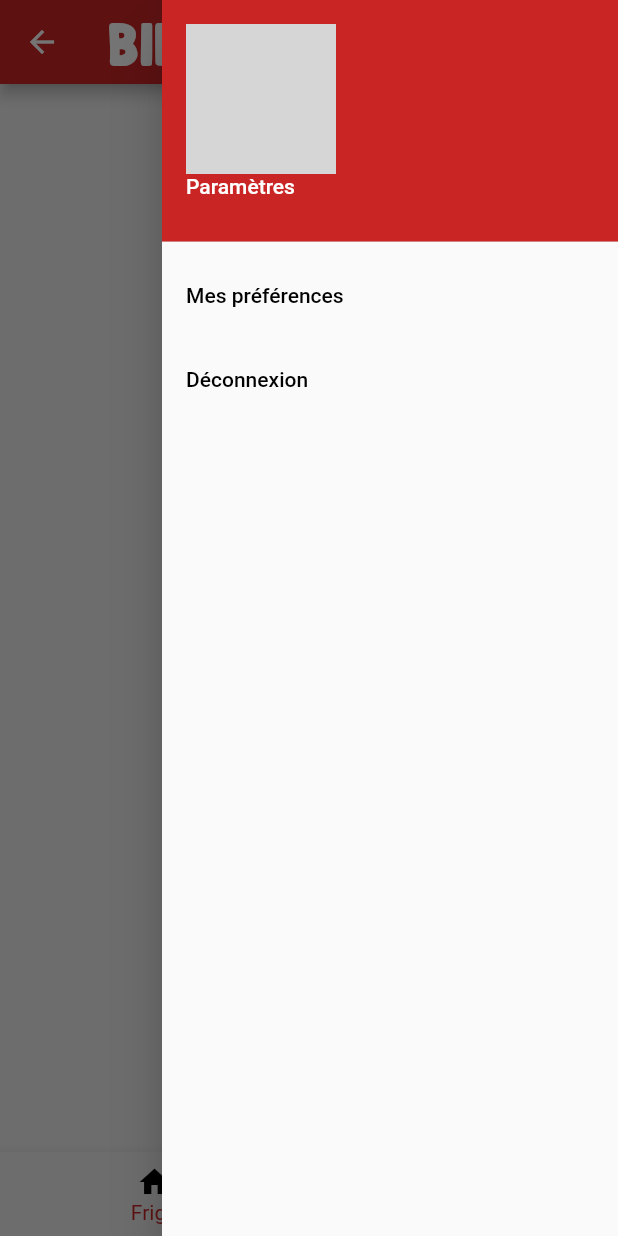
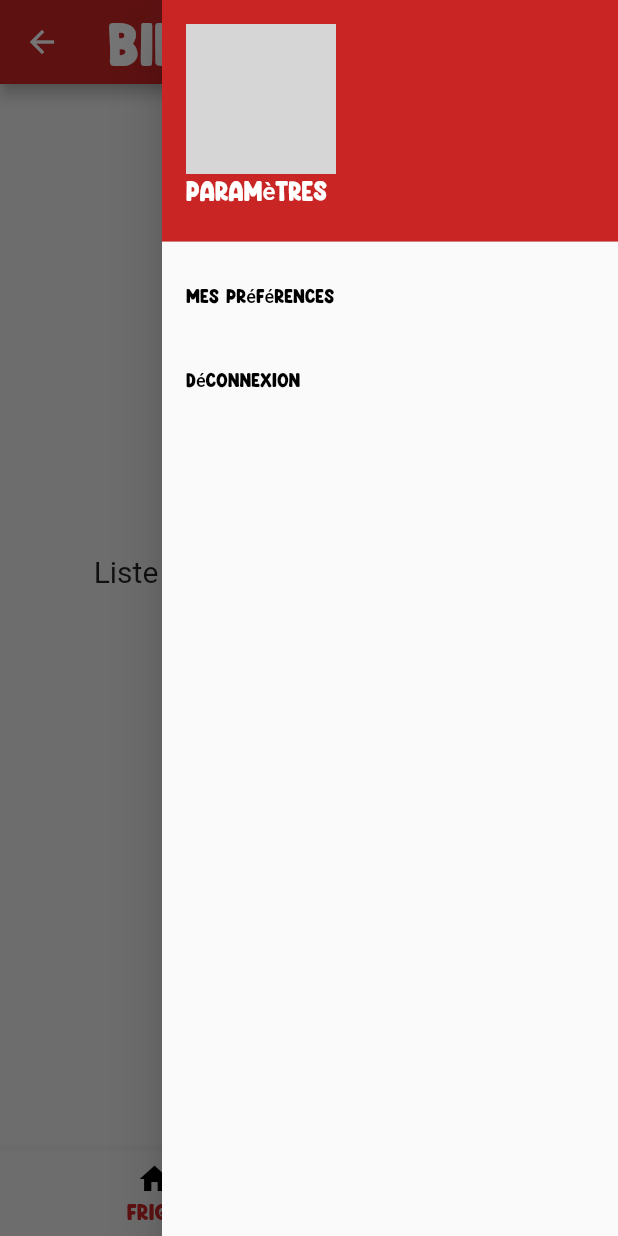
Before and after one commit to Anthony5997/flutter_whats_for_dinner, a Flutter app: the SessionNavigator screen opened by its route, with the side drawer open, on a phone screen of 412 x 824 dp. Run offline on Flutter 3.47's test engine with Material 2 defaults, Android fonts, the light colour scheme and no system bars; our stand-ins replace bloc, equatable, flutter_bloc, flutter_form_builder, form_builder_validators, shared_preferences; accounts and stored records are empty; network calls fail; Roboto replaces fonts that are missing (FruitPunch); grey boxes are pictures that could not be loaded.

Commit message:
Ajout d'éléments au thème

```diff
--- a/lib/Session/services/session_navigator.dart
+++ b/lib/Session/services/session_navigator.dart
@@ -34,9 +34,13 @@ class SessionNavigator extends StatelessWidget {
                     'assets/images/Logo-genial.png',
                     height: 100,
                   ),
-                  Text(
+                  const Text(
                     'Paramètres',
-                    style: TextStyle(color: Colors.white),
+                    style: TextStyle(
+                      color: Colors.white,
+                      fontFamily: "LemonDays",
+                      fontSize: 16,
+                    ),
                   ),
                 ],
               ),
@@ -44,14 +48,22 @@ class SessionNavigator extends StatelessWidget {
             ListTile(
               title: const Text(
                 'Mes préférences',
-                style: TextStyle(color: Colors.black),
+                style: TextStyle(
+                  color: Colors.black,
+                  fontFamily: "LemonDays",
+                  fontSize: 12,
+                ),
               ),
               onTap: () {},
             ),
             ListTile(
               title: const Text(
                 'Déconnexion',
-                style: TextStyle(color: Colors.black),
+                style: TextStyle(
+                  color: Colors.black,
+                  fontFamily: "LemonDays",
+                  fontSize: 12,
+                ),
               ),
               onTap: () {
                 context.read<AuthenticationBloc>().add(LogoutEvent());
@@ -62,7 +74,7 @@ class SessionNavigator extends StatelessWidget {
       ),
       body: BlocProvider<SessionBloc>(
         create: (context) =>
-            SessionBloc()..add(SessionPageSelectedEvent(index: 0)),
+            SessionBloc()..add(SessionPageSelectedEvent(index: 1)),
         child: BlocBuilder<SessionBloc, SessionState>(
           builder: (context, state) {
             print("=================");
--- a/lib/authentication/authentication_bloc.dart
+++ b/lib/authentication/authentication_bloc.dart
@@ -18,9 +18,9 @@ class AuthenticationBloc
   // User user = User(id: "", nickname: "", email: "", password: "");
 
   AuthenticationBloc() : super(AutoConnexionAttemptState()) {
-    on<AutoConnexionAttemptEvent>((event, emit) {
+    on<AutoConnexionAttemptEvent>((event, emit) async {
       // emit(ConnexionLoadingState());
-      authenticationRepository.attemptAutoLogin(emit);
+      await authenticationRepository.attemptAutoLogin(emit);
     });
 
     on<ShowLoginEvent>((event, emit) {
--- a/lib/authentication/repository/authentication_repository.dart
+++ b/lib/authentication/repository/authentication_repository.dart
@@ -30,10 +30,11 @@ class AuthenticationRepository {
   Future<dynamic> attemptAutoLogin(Emitter emit) async {
     final SharedPreferences pref = await _userPreferences;
     print("JE TENTE DE ME CO");
+    print(pref.getBool("logged"));
     // await getUserSharedPreferences(pref);
-    if (pref.getBool("logged") == null) {
+    if (await pref.getBool("logged") == null) {
+      print("AUTO CONNEXION ECHOUE");
       emit(LoginState());
-      print("AUTO CONNEXION ECHOUE");
     } else {
       print("AUTO CONNEXION REUSSIS");
 
--- a/lib/ingredient_categorie/views/ingredient_category_view.dart
+++ b/lib/ingredient_categorie/views/ingredient_category_view.dart
@@ -22,11 +22,22 @@ class IngredientCategoryView extends StatelessWidget {
 
     return Scaffold(
       body: Container(
+        alignment: Alignment.center,
+        padding: const EdgeInsets.all(40),
         child: Column(
           mainAxisAlignment: MainAxisAlignment.center,
           crossAxisAlignment: CrossAxisAlignment.center,
           children: [
-            const Text('ingredientCategory View'),
+            const Padding(
+              padding: EdgeInsets.all(8.0),
+              child: Text(
+                "Liste des catégories d'ingrédient",
+                style: TextStyle(
+                  fontFamily: "FruitPunch",
+                  fontSize: 20,
+                ),
+              ),
+            ),
             ElevatedButton(
               child: const Text('Retour au Frigo'),
               onPressed: () =>
--- a/lib/widgets/ui/themes/theme.dart
+++ b/lib/widgets/ui/themes/theme.dart
@@ -51,13 +51,21 @@ class LigthTheme {
       selectedIconTheme: IconThemeData(color: PrimaryColor),
       selectedItemColor: PrimaryColor,
       unselectedItemColor: Colors.blueGrey,
-      selectedLabelStyle: TextStyle(color: Color.fromRGBO(120, 120, 120, 1)),
+      selectedLabelStyle: const TextStyle(
+          color: Color.fromRGBO(120, 120, 120, 1),
+          fontFamily: "LemonDays",
+          fontSize: 14),
+      unselectedLabelStyle:
+          const TextStyle(fontFamily: "LemonDays", fontSize: 14),
     ),
     elevatedButtonTheme: ElevatedButtonThemeData(
       style: ElevatedButton.styleFrom(
           primary: PrimaryColor,
           textStyle: const TextStyle(
-              fontSize: 16.0, fontStyle: FontStyle.italic, color: Colors.red),
+              fontSize: 16.0,
+              fontFamily: "LemonDays",
+              fontStyle: FontStyle.italic,
+              color: Colors.red),
           side: BorderSide(color: PrimaryColorDark, width: .5),
           elevation: 4,
           padding: EdgeInsets.all(20)),
```
Also changed, not shown: lib/authentication/screen/login_view.dart (+12 -4 lines), lib/authentication/screen/register_view.dart (+23 -10 lines).
